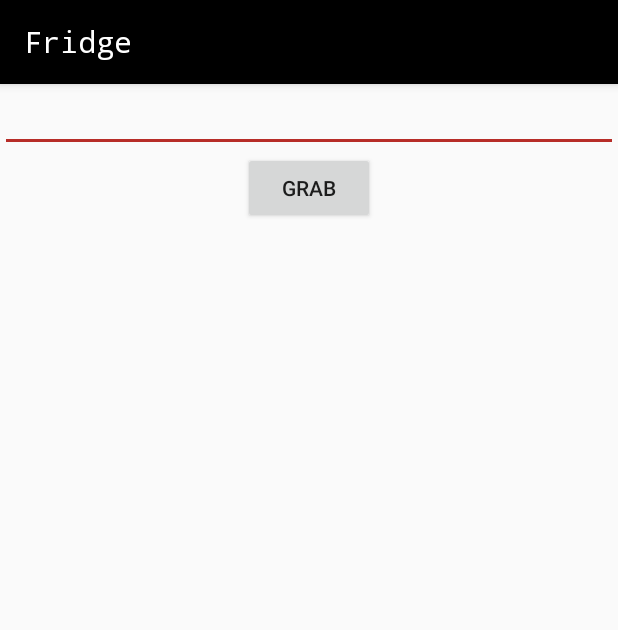
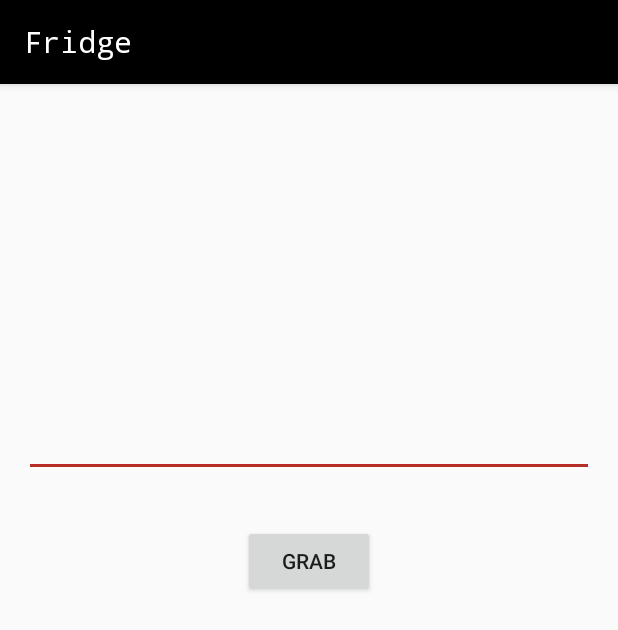
Before and after one commit to CabezasGonzalezJavier/Fridge, an Android app: the screen it shows after launch (CustomerActivity), on a phone screen of 412 x 824 dp. Shown: the top 630 px of the screen. Run offline under Robolectric (Android 15) with nearby library versions, the phone set to English and light mode, and no system bars; our stand-ins replace ButterKnife, Dagger/Hilt's generated code.

```diff
--- a/app/src/main/java/com/thedeveloperworldisyours/fridge/customer/CustomerContract.java
+++ b/app/src/main/java/com/thedeveloperworldisyours/fridge/customer/CustomerContract.java
@@ -3,13 +3,11 @@ package com.thedeveloperworldisyours.fridge.customer;
 import com.thedeveloperworldisyours.fridge.BasePresenter;
 import com.thedeveloperworldisyours.fridge.BaseView;
 
-import java.util.List;
-
 /**
  * Created by javierg on 25/04/2017.
  */
 
-public class CustomerContract {
+public interface CustomerContract {
 
     interface View extends BaseView<Presenter> {
         void showKinder(int numberKinder);
--- a/app/src/main/java/com/thedeveloperworldisyours/fridge/customer/CustomerPresenter.java
+++ b/app/src/main/java/com/thedeveloperworldisyours/fridge/customer/CustomerPresenter.java
@@ -22,7 +22,7 @@ public class CustomerPresenter implements CustomerContract.Presenter {
     private CustomerContract.View mView;
 
     @Inject
-    CustomerPresenter(Chat chat, CustomerContract.View view) {
+    public CustomerPresenter(Chat chat, CustomerContract.View view) {
         this.chat = chat;
         this.mView = view;
         this.kindersLeft = 10;
--- a/app/src/main/res/layout/customer_fragment.xml
+++ b/app/src/main/res/layout/customer_fragment.xml
@@ -8,19 +8,25 @@
         android:id="@+id/customer_fragment_grab_edit_text"
         android:layout_width="match_parent"
         android:layout_height="wrap_content"
-        android:inputType="number"/>
+        android:layout_above="@+id/customer_fragment_grab_button"
+        android:layout_margin="@dimen/activity_vertical_margin"
+        android:gravity="center"
+        android:inputType="number" />
+
     <Button
         android:id="@+id/customer_fragment_grab_button"
-        android:text="@string/customer_fragment_grab"
-        android:layout_below="@+id/customer_fragment_grab_edit_text"
+        android:layout_width="wrap_content"
+        android:layout_height="wrap_content"
+        android:layout_above="@+id/customer_fragment_kinder"
         android:layout_centerHorizontal="true"
-        android:layout_width="wrap_content"
-        android:layout_height="wrap_content" />
+        android:layout_margin="@dimen/activity_vertical_margin"
+        android:text="@string/customer_fragment_grab" />
 
     <TextView
         android:id="@+id/customer_fragment_kinder"
         android:layout_width="wrap_content"
         android:layout_height="wrap_content"
-        android:layout_centerInParent="true" />
+        android:layout_centerInParent="true"
+        android:layout_margin="@dimen/activity_vertical_margin" />
 
 </RelativeLayout>
```
Also changed, not shown: app/src/main/res/mipmap-hdpi/ic_launcher.png, app/src/main/res/mipmap-mdpi/ic_launcher.png, app/src/main/res/mipmap-xhdpi/ic_launcher.png, app/src/main/res/mipmap-xxhdpi/ic_launcher.png, app/src/main/res/mipmap-xxxhdpi/ic_launcher.png, 1 other file.
